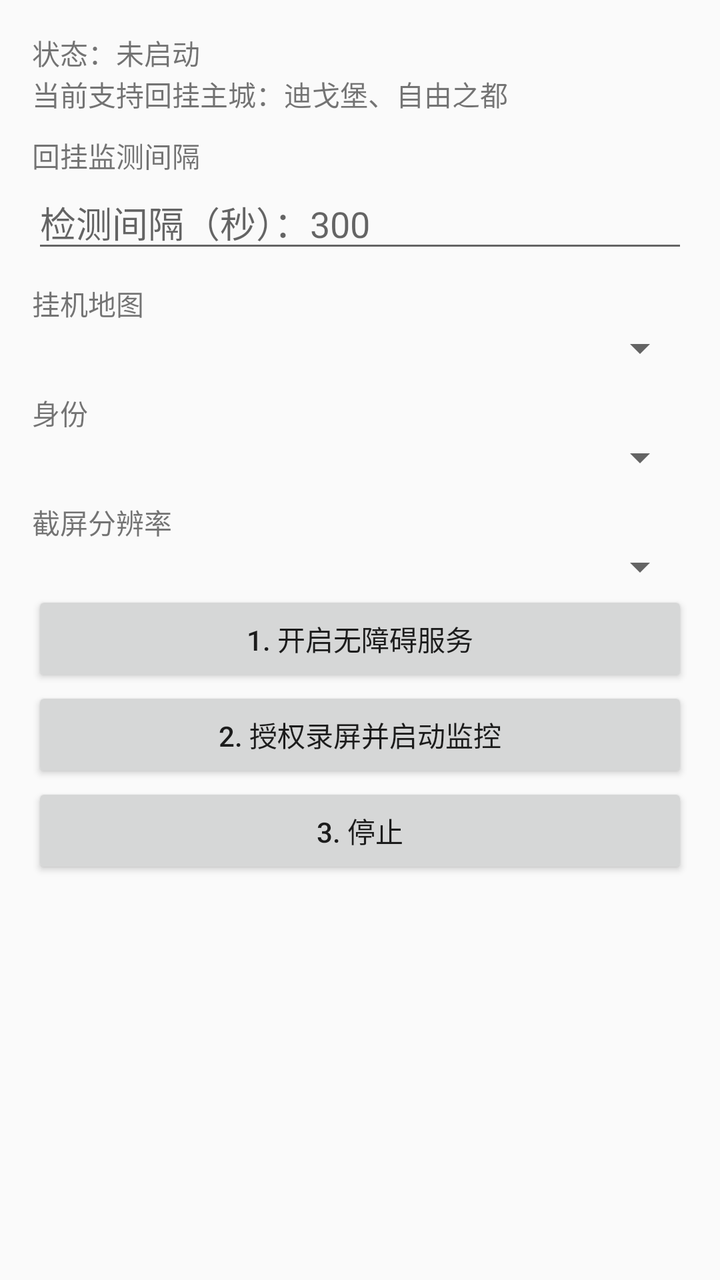
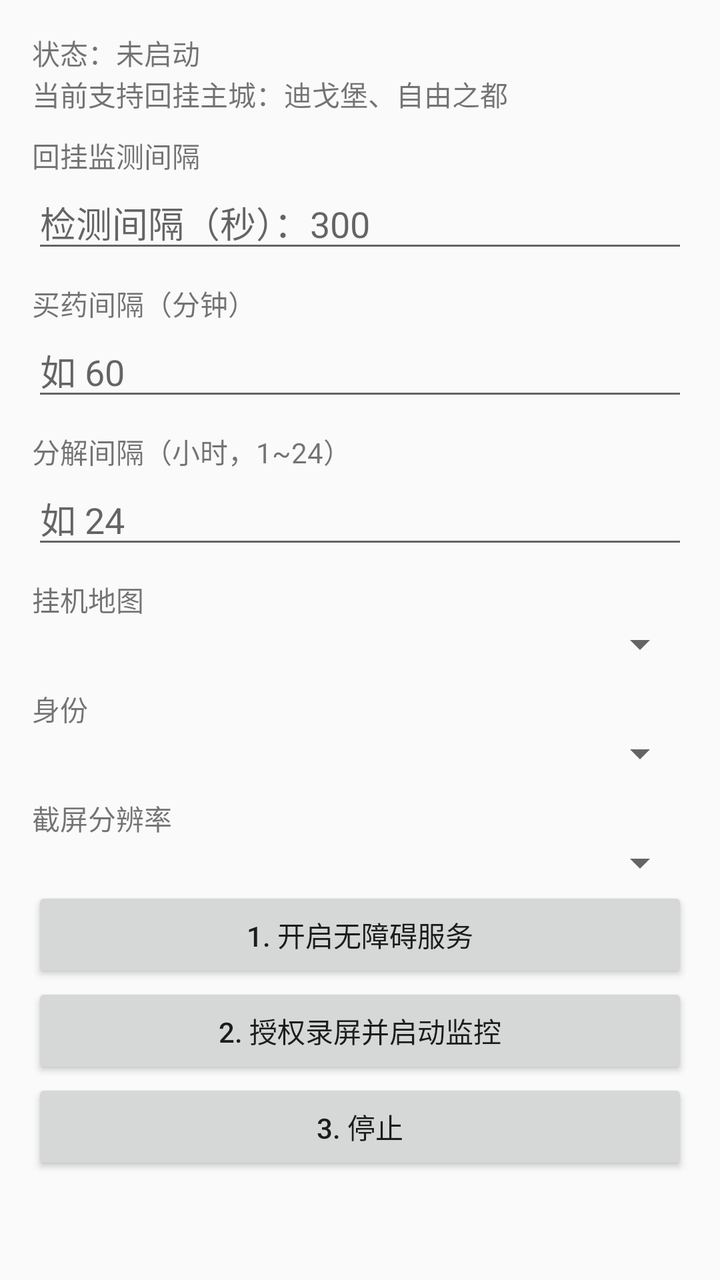

Compare the two renders of this Android layout. The source of the first and the diff that turns it into the second are given below.
<!-- AndroidManifest.xml: application theme Theme.AppCompat.DayNight -->
<!-- res/layout/activity_main.xml -->
<?xml version="1.0" encoding="utf-8"?>
<ScrollView xmlns:android="http://schemas.android.com/apk/res/android"
    android:layout_width="match_parent"
    android:layout_height="match_parent">
<LinearLayout
    android:orientation="vertical"
    android:padding="16dp"
    android:layout_width="match_parent"
    android:layout_height="wrap_content">
    <TextView
        android:id="@+id/tvStatus"
        android:layout_width="match_parent"
        android:layout_height="wrap_content"
        android:text="状态：未启动" />
    <TextView
        android:layout_width="match_parent"
        android:layout_height="wrap_content"
        android:textSize="14sp"
        android:text="当前支持回挂主城：迪戈堡、自由之都" />
    <TextView
        android:layout_width="match_parent"
        android:layout_height="wrap_content"
        android:paddingTop="10dp"
        android:textSize="14sp"
        android:text="回挂监测间隔" />
    <EditText
        android:id="@+id/etInterval"
        android:layout_width="match_parent"
        android:layout_height="wrap_content"
        android:hint="检测间隔（秒）：300" />
    <TextView
        android:layout_width="match_parent"
        android:layout_height="wrap_content"
        android:paddingTop="10dp"
        android:textSize="14sp"
        android:text="挂机地图" />
    <Spinner
        android:id="@+id/spAfkMap"
        android:layout_width="match_parent"
        android:layout_height="wrap_content" />
    <TextView
        android:layout_width="match_parent"
        android:layout_height="wrap_content"
        android:paddingTop="10dp"
        android:textSize="14sp"
        android:text="身份" />
    <Spinner
        android:id="@+id/spRole"
        android:layout_width="match_parent"
        android:layout_height="wrap_content" />
    <TextView
        android:layout_width="match_parent"
        android:layout_height="wrap_content"
        android:paddingTop="10dp"
        android:textSize="14sp"
        android:text="截屏分辨率" />
    <Spinner
        android:id="@+id/spCapture"
        android:layout_width="match_parent"
        android:layout_height="wrap_content" />
    <Button android:id="@+id/btnAccessibility"
        android:layout_width="match_parent"
        android:layout_height="wrap_content"
        android:text="1. 开启无障碍服务" />
    <Button android:id="@+id/btnProjection"
        android:layout_width="match_parent"
        android:layout_height="wrap_content"
        android:text="2. 授权录屏并启动监控" />
    <Button android:id="@+id/btnStop"
        android:layout_width="match_parent"
        android:layout_height="wrap_content"
        android:text="3. 停止" />
    <TextView
        android:id="@+id/tvVersion"
        android:layout_width="match_parent"
        android:layout_height="wrap_content"
        android:paddingTop="16dp"
        android:textSize="12sp"
        android:gravity="center"
        android:textColor="#888888" />
</LinearLayout>
</ScrollView>
<!-- resources referenced by this layout -->
<resources>

</resources>

<!-- the commit's change to res/layout/activity_main.xml (unified diff, before → after) -->
@@ -28,6 +28,30 @@
         android:layout_width="match_parent"
         android:layout_height="wrap_content"
         android:hint="检测间隔（秒）：300" />
+    <TextView
+        android:layout_width="match_parent"
+        android:layout_height="wrap_content"
+        android:paddingTop="10dp"
+        android:textSize="14sp"
+        android:text="买药间隔（分钟）" />
+    <EditText
+        android:id="@+id/etIntervalBuy"
+        android:layout_width="match_parent"
+        android:layout_height="wrap_content"
+        android:inputType="number"
+        android:hint="如 60" />
+    <TextView
+        android:layout_width="match_parent"
+        android:layout_height="wrap_content"
+        android:paddingTop="10dp"
+        android:textSize="14sp"
+        android:text="分解间隔（小时，1~24）" />
+    <EditText
+        android:id="@+id/etIntervalDecomp"
+        android:layout_width="match_parent"
+        android:layout_height="wrap_content"
+        android:inputType="number"
+        android:hint="如 24" />
     <TextView
         android:layout_width="match_parent"
         android:layout_height="wrap_content"
